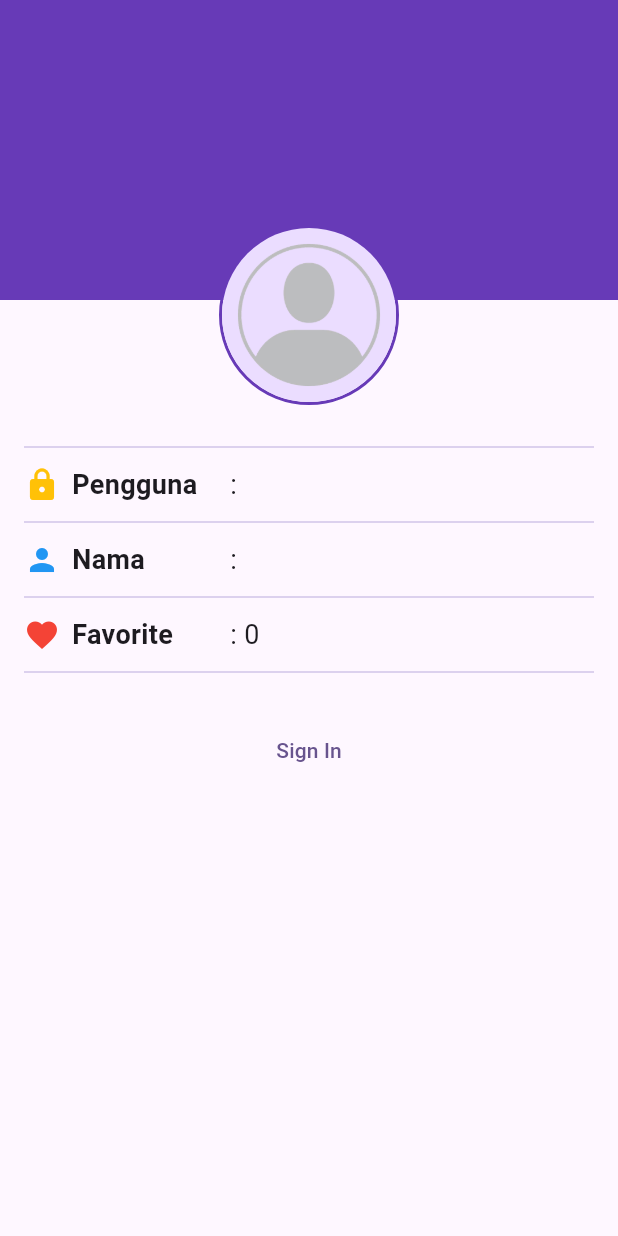
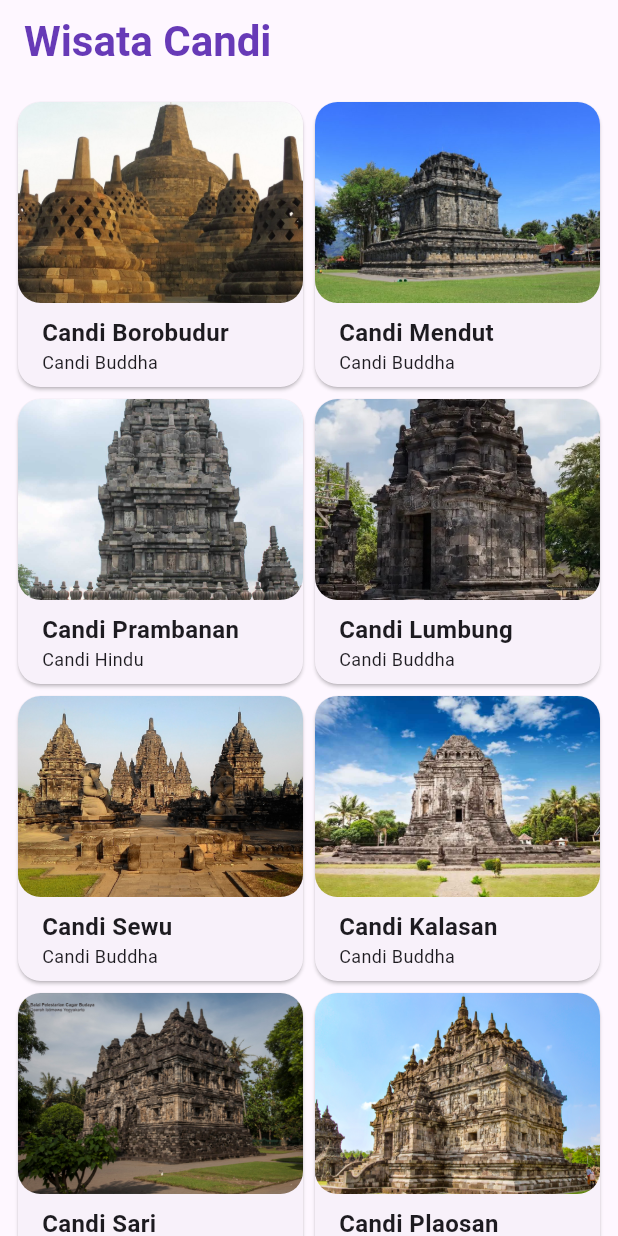
Before and after one commit to ayuu09/wisata_candi_ayuummi, a Flutter app: the screen it shows after launch, on a phone screen of 412 x 824 dp. Run offline on Flutter 3.47's test engine with Material 2 defaults, Android fonts, the phone set to English and light mode, and no system bars.

Commit message:
wisata candi

```diff
--- a/lib/main.dart
+++ b/lib/main.dart
@@ -2,6 +2,9 @@ import 'package:flutter/material.dart';
 import 'package:wisata_candi/data/candi_data.dart';
 import 'package:wisata_candi/screens/detail_screen.dart';
 import 'package:wisata_candi/screens/ProfileScreen.dart';
+import 'package:wisata_candi/screens/home_screen.dart';
+import 'package:wisata_candi/screens/search_screen.dart';
+import 'package:wisata_candi/screens/sign_in_screen.dart';
 
 
 void main() {
@@ -17,26 +20,26 @@ class MyApp extends StatelessWidget {
     return MaterialApp(
       title: 'Wisata Candi',
       theme: ThemeData(
-        // This is the theme of your application.
-        //
-        // TRY THIS: Try running your application with "flutter run". You'll see
-        // the application has a blue toolbar. Then, without quitting the app,
-        // try changing the seedColor in the colorScheme below to Colors.green
-        // and then invoke "hot reload" (save your changes or press the "hot
-        // reload" button in a Flutter-supported IDE, or press "r" if you used
-        // the command line to start the app).
-        //
-        // Notice that the counter didn't reset back to zero; the application
-        // state is not lost during the reload. To reset the state, use hot
-        // restart instead.
-        //
-        // This works for code too, not just values: Most code changes can be
-        // tested with just a hot reload.
-        colorScheme: ColorScheme.fromSeed(seedColor: Colors.deepPurple),
+        appBarTheme: const AppBarTheme(
+          iconTheme: IconThemeData(color: Colors.deepPurple),
+          titleTextStyle: TextStyle(
+            color: Colors.deepPurple,
+            fontSize: 28,
+            fontWeight: FontWeight.bold,
+          ),
+        ),
+
+        colorScheme: ColorScheme.fromSeed(seedColor: Colors.deepPurple).copyWith(
+          primary: Colors.deepPurple,
+          surface: Colors.deepPurple[58],
+        ),
         useMaterial3: true,
       ),
-      home: ProfileScreen(),
+      // home: ProfileScreen(),
       //home: DetailScreen(candi: candiList[0]),
+      // home: SignInScreen(),
+      // home: SearchScreen(),
+      home: HomeScreen(),
     );
   }
 }
--- /dev/null
+++ b/lib/screens/home_screen.dart
@@ -0,0 +1,36 @@
+import 'package:flutter/material.dart';
+import 'package:wisata_candi/data/candi_data.dart';
+import 'package:wisata_candi/models/candi.dart';
+import 'package:wisata_candi/screens/item_card.dart';
+
+
+class HomeScreen extends StatefulWidget {
+  const HomeScreen ({super.key});
+
+  @override
+  State<HomeScreen> createState() => _HomeScreenState();
+}
+
+class _HomeScreenState extends State<HomeScreen> {
+  @override
+  Widget build(BuildContext context) {
+    return Scaffold(
+      //TODO: 1 Buat appbar dengan judul Wisata Candi
+      appBar: AppBar(title: Text('Wisata Candi'),),
+      //TODO: 2 Buat body dengan GridView.builder
+      body: GridView.builder(
+          gridDelegate: SliverGridDelegateWithFixedCrossAxisCount(
+            crossAxisCount: 2,
+          ),
+          padding: EdgeInsets.all(8),
+          itemCount: candiList.length,
+          itemBuilder: (context,index){
+            Candi candi = candiList[index];
+            return ItemCard(candi: candi);
+
+          }),
+
+      //TODO: 3 Buat ItemCard sebagai return value dari GridView.builder
+    );
+  }
+}
--- /dev/null
+++ b/lib/screens/item_card.dart
@@ -0,0 +1,53 @@
+import 'package:flutter/material.dart';
+import '../models/candi.dart';
+
+class ItemCard extends StatelessWidget {
+  final Candi candi;
+
+  // TODO: 1 - Tambahkan variabel candi sebagai parameter konstruktor
+  const ItemCard({super.key, required this.candi});
+  @override
+  Widget build(BuildContext context) {
+    return Card(
+      // TODO: 2. Tetapkan parameter shape,margin dan elavation dari cari
+      shape: RoundedRectangleBorder(
+        borderRadius: BorderRadius.circular(15),
+      ),
+      margin: EdgeInsets.all(4),
+      elevation: 1,
+      child: Column(
+        crossAxisAlignment: CrossAxisAlignment.start,
+        children: [
+          //TODO: 3. Buat Image sebagai anak dari column
+          Expanded(
+            child: ClipRRect(
+              borderRadius: BorderRadius.circular(15),
+              child: Image.asset(
+                // TODO: 2 - Image.asset memiliki nilai candi.imageAsset
+                candi.imageAsset,
+                width: double.infinity,
+                fit: BoxFit.cover,
+              ),
+            ),
+          ),
+          Padding(
+            padding: EdgeInsets.only(left: 16, top: 8),
+            child: Text(
+              // Text pertama - nilai: candi.name
+              candi.name,
+              style: TextStyle(fontSize: 16, fontWeight: FontWeight.bold),
+            ),
+          ),
+          Padding(
+            padding: EdgeInsets.only(left: 16, bottom: 8),
+            child: Text(
+              // Text kedua - nilai: candi.type
+              candi.type,
+              style: TextStyle(fontSize: 12),
+            ),
+          ),
+        ],
+      ),
+    );
+  }
+}
```
Also changed, not shown: lib/screens/search_screen.dart (added, +109 -0 lines), lib/screens/sign_in_screen.dart (added, +100 -0 lines).
